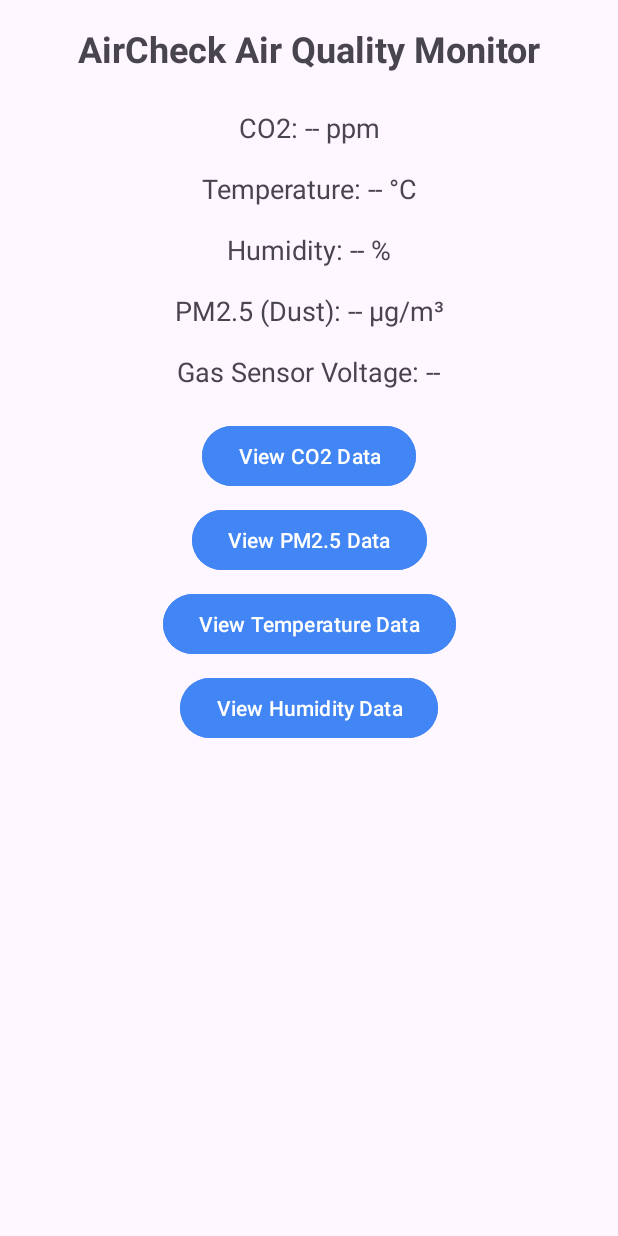
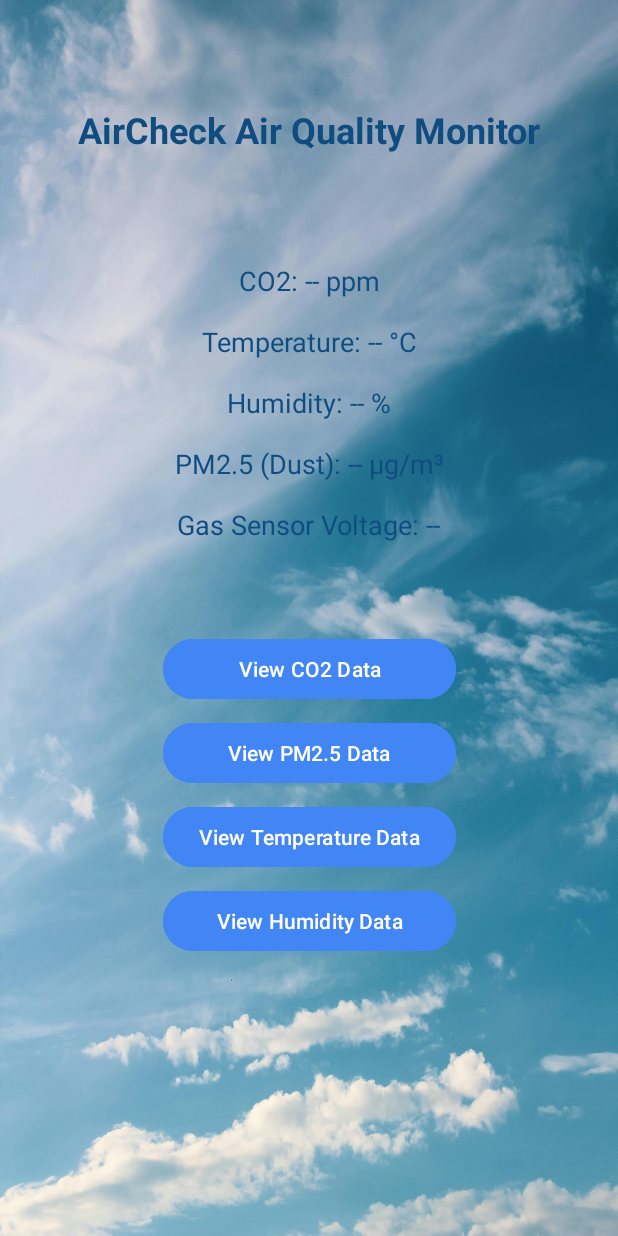
Before and after one commit to paxtheg/Air-check, an Android app: the screen it shows after launch (AirCheck), on a phone screen of 412 x 824 dp. Run offline under Robolectric (Android 15) with nearby library versions, the phone set to English and light mode, and no system bars.

Commit message:
added appbackground and other design details

```diff
--- a/app/src/main/java/com/sebi/android/aircheck/ChartActivity.java
+++ b/app/src/main/java/com/sebi/android/aircheck/ChartActivity.java
@@ -87,7 +87,7 @@ public abstract class ChartActivity extends AppCompatActivity {
         mv.setChartView(chart);
         chart.setMarker(mv);
 
-        chart.setBackgroundColor(Color.BLACK);
+        chart.setBackgroundColor(Color.TRANSPARENT);
         chart.getAxisRight().setEnabled(false);
     }
 
@@ -123,13 +123,13 @@ public abstract class ChartActivity extends AppCompatActivity {
         if (!entries.isEmpty()) {
             LineDataSet dataSet = new LineDataSet(entries, chartTitle);
             dataSet.setColor(color);
-            dataSet.setValueTextColor(Color.BLACK);
+            dataSet.setValueTextColor(Color.WHITE);
             dataSet.setLineWidth(2f);
             dataSet.setCircleColor(color);
             dataSet.setCircleRadius(4f);
             dataSet.setValueTextSize(10f);
+            dataSet.setDrawValues(false);
 
-            // Create a proper ValueFormatter
             dataSet.setValueFormatter(new ValueFormatter() {
                 @Override
                 public String getFormattedValue(float value) {
--- /dev/null
+++ b/app/src/main/res/drawable/chart_background.xml
@@ -0,0 +1,6 @@
+<?xml version="1.0" encoding="utf-8"?>
+<shape xmlns:android="http://schemas.android.com/apk/res/android">
+    <solid android:color="#FF333333"/> <!-- Slightly different color for chart area -->
+    <corners android:radius="8dp" />
+    <stroke android:width="1dp" android:color="#FF444444" />
+</shape>
--- /dev/null
+++ b/app/src/main/res/drawable/ic_arrow_back_dark_blue.xml
@@ -0,0 +1,5 @@
+<vector xmlns:android="http://schemas.android.com/apk/res/android" android:height="64dp" android:tint="#1A254A" android:viewportHeight="24" android:viewportWidth="24" android:width="64dp">
+
+    <path android:fillColor="@android:color/white" android:pathData="M2,12c0,5.52 4.48,10 10,10s10,-4.48 10,-10c0,-5.52 -4.48,-10 -10,-10C6.48,2 2,6.48 2,12zM12,11l4,0v2l-4,0l0,3l-4,-4l4,-4L12,11z"/>
+
+</vector>
--- a/app/src/main/res/layout/activity_air_check.xml
+++ b/app/src/main/res/layout/activity_air_check.xml
@@ -3,7 +3,8 @@
     xmlns:app="http://schemas.android.com/apk/res-auto"
     xmlns:tools="http://schemas.android.com/tools"
     android:layout_width="match_parent"
-    android:layout_height="match_parent">
+    android:layout_height="match_parent"
+    android:background="@drawable/app_background">
 
     <androidx.constraintlayout.widget.ConstraintLayout
         android:layout_width="match_parent"
@@ -15,9 +16,11 @@
             android:id="@+id/titleTextView"
             android:layout_width="wrap_content"
             android:layout_height="wrap_content"
+            android:layout_marginTop="54dp"
             android:text="AirCheck Air Quality Monitor"
             android:textSize="24sp"
             android:textStyle="bold"
+            android:textColor="#FF0F4D81"
             app:layout_constraintEnd_toEndOf="parent"
             app:layout_constraintStart_toStartOf="parent"
             app:layout_constraintTop_toTopOf="parent" />
@@ -27,9 +30,10 @@
             android:id="@+id/co2TextView"
             android:layout_width="wrap_content"
             android:layout_height="wrap_content"
-            android:layout_marginTop="24dp"
+            android:layout_marginTop="72dp"
             android:text="CO2: -- ppm"
             android:textSize="18sp"
+            android:textColor="#FF0F4D81"
             app:layout_constraintEnd_toEndOf="parent"
             app:layout_constraintStart_toStartOf="parent"
             app:layout_constraintTop_toBottomOf="@id/titleTextView" />
@@ -41,6 +45,7 @@
             android:layout_marginTop="16dp"
             android:text="Temperature: -- °C"
             android:textSize="18sp"
+            android:textColor="#FF0F4D81"
             app:layout_constraintEnd_toEndOf="parent"
             app:layout_constraintStart_toStartOf="parent"
             app:layout_constraintTop_toBottomOf="@id/co2TextView" />
@@ -52,6 +57,7 @@
             android:layout_marginTop="16dp"
             android:text="Humidity: -- %"
             android:textSize="18sp"
+            android:textColor="#FF0F4D81"
             app:layout_constraintEnd_toEndOf="parent"
             app:layout_constraintStart_toStartOf="parent"
             app:layout_constraintTop_toBottomOf="@id/tempTextView" />
@@ -63,6 +69,7 @@
             android:layout_marginTop="16dp"
             android:text="PM2.5 (Dust): -- µg/m³"
             android:textSize="18sp"
+            android:textColor="#FF0F4D81"
             app:layout_constraintEnd_toEndOf="parent"
             app:layout_constraintStart_toStartOf="parent"
             app:layout_constraintTop_toBottomOf="@id/humidityTextView" />
@@ -74,6 +81,7 @@
             android:layout_marginTop="16dp"
             android:text="Gas Sensor Voltage: --"
             android:textSize="18sp"
+            android:textColor="#FF0F4D81"
             app:layout_constraintEnd_toEndOf="parent"
             app:layout_constraintStart_toStartOf="parent"
             app:layout_constraintTop_toBottomOf="@id/dustTextView" />
@@ -82,7 +90,7 @@
             android:id="@+id/buttonLayout"
             android:layout_width="wrap_content"
             android:layout_height="wrap_content"
-            android:layout_marginTop="16dp"
+            android:layout_marginTop="56dp"
             android:orientation="vertical"
             android:gravity="center_horizontal"
             app:layout_constraintTop_toBottomOf="@id/gasTextView"
@@ -91,7 +99,7 @@
 
             <Button
                 android:id="@+id/btnCo2"
-                android:layout_width="wrap_content"
+                android:layout_width="match_parent"
                 android:layout_height="wrap_content"
                 android:backgroundTint="@color/button_blue"
                 android:textColor="@android:color/white"
@@ -100,7 +108,7 @@
 
             <Button
                 android:id="@+id/btnPm25"
-                android:layout_width="wrap_content"
+                android:layout_width="match_parent"
                 android:layout_height="wrap_content"
                 android:backgroundTint="@color/button_blue"
                 android:textColor="@android:color/white"
@@ -109,7 +117,7 @@
 
             <Button
                 android:id="@+id/btnTemp"
-                android:layout_width="wrap_content"
+                android:layout_width="match_parent"
                 android:layout_height="wrap_content"
                 android:backgroundTint="@color/button_blue"
                 android:textColor="@android:color/white"
@@ -118,7 +126,7 @@
 
             <Button
                 android:id="@+id/btnHumidity"
-                android:layout_width="wrap_content"
+                android:layout_width="match_parent"
                 android:layout_height="wrap_content"
                 android:backgroundTint="@color/button_blue"
                 android:textColor="@android:color/white"
--- a/app/src/main/res/values/colors.xml
+++ b/app/src/main/res/values/colors.xml
@@ -3,4 +3,5 @@
     <color name="black">#FF000000</color>
     <color name="white">#FFFFFFFF</color>
     <color name="button_blue">#4285F4</color>
+    <color name="chart_background_color">#FF222222</color>
 </resources>
```
Also changed, not shown: app/src/main/java/com/sebi/android/aircheck/AirCheck.java (+7 -3 lines), app/src/main/res/layout/activity_chart.xml (+14 -6 lines), app/src/main/res/layout/activity_splash.xml (+5 -2 lines), app/src/main/res/drawable/app_background.jpg (added).
